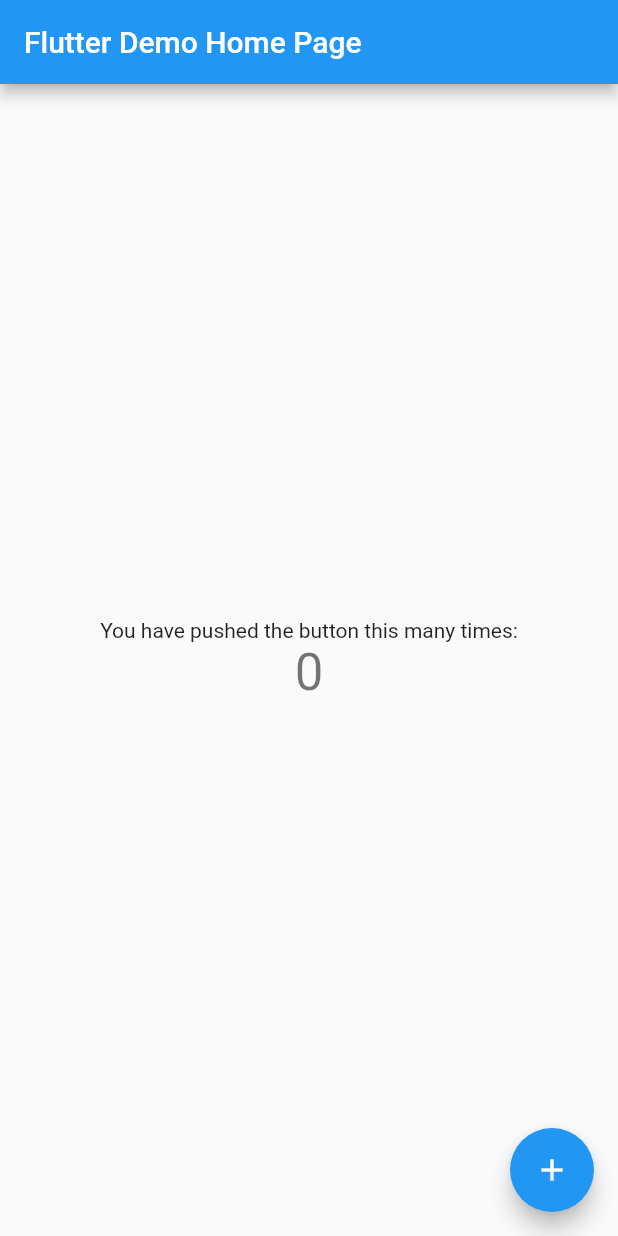
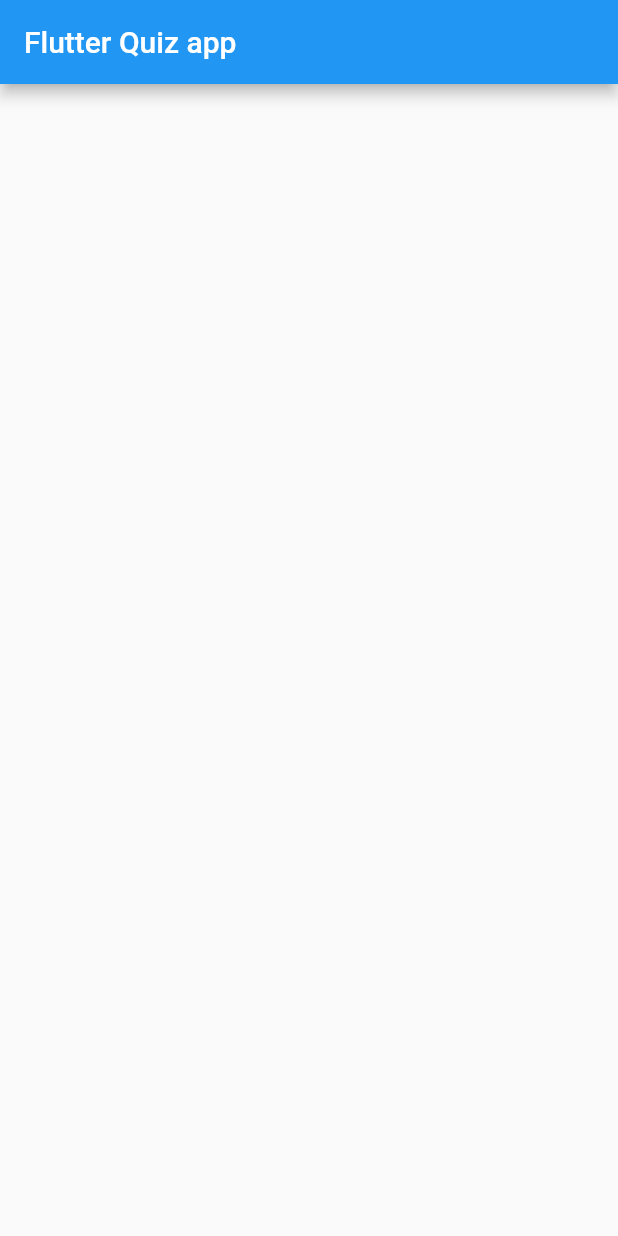
Before and after one commit to lyabs243/flutter-quizz, a Flutter app: the screen it shows after launch, on a phone screen of 412 x 824 dp. Run offline on Flutter 3.47's test engine with Material 2 defaults, Android fonts, the phone set to English and light mode, and no system bars.

Commit message:
remove all unessessary things on home page

```diff
--- a/lib/main.dart
+++ b/lib/main.dart
@@ -3,39 +3,20 @@ import 'package:flutter/material.dart';
 void main() => runApp(MyApp());
 
 class MyApp extends StatelessWidget {
-  // This widget is the root of your application.
   @override
   Widget build(BuildContext context) {
     return MaterialApp(
       title: 'Flutter Demo',
       theme: ThemeData(
-        // This is the theme of your application.
-        //
-        // Try running your application with "flutter run". You'll see the
-        // application has a blue toolbar. Then, without quitting the app, try
-        // changing the primarySwatch below to Colors.green and then invoke
-        // "hot reload" (press "r" in the console where you ran "flutter run",
-        // or simply save your changes to "hot reload" in a Flutter IDE).
-        // Notice that the counter didn't reset back to zero; the application
-        // is not restarted.
         primarySwatch: Colors.blue,
       ),
-      home: MyHomePage(title: 'Flutter Demo Home Page'),
+      home: MyHomePage(title: 'Flutter Quiz app'),
     );
   }
 }
 
 class MyHomePage extends StatefulWidget {
   MyHomePage({Key key, this.title}) : super(key: key);
-
-  // This widget is the home page of your application. It is stateful, meaning
-  // that it has a State object (defined below) that contains fields that affect
-  // how it looks.
-
-  // This class is the configuration for the state. It holds the values (in this
-  // case the title) provided by the parent (in this case the App widget) and
-  // used by the build method of the State. Fields in a Widget subclass are
-  // always marked "final".
 
   final String title;
 
@@ -44,68 +25,16 @@ class MyHomePage extends StatefulWidget {
 }
 
 class _MyHomePageState extends State<MyHomePage> {
-  int _counter = 0;
-
-  void _incrementCounter() {
-    setState(() {
-      // This call to setState tells the Flutter framework that something has
-      // changed in this State, which causes it to rerun the build method below
-      // so that the display can reflect the updated values. If we changed
-      // _counter without calling setState(), then the build method would not be
-      // called again, and so nothing would appear to happen.
-      _counter++;
-    });
-  }
 
   @override
   Widget build(BuildContext context) {
-    // This method is rerun every time setState is called, for instance as done
-    // by the _incrementCounter method above.
-    //
-    // The Flutter framework has been optimized to make rerunning build methods
-    // fast, so that you can just rebuild anything that needs updating rather
-    // than having to individually change instances of widgets.
     return Scaffold(
       appBar: AppBar(
-        // Here we take the value from the MyHomePage object that was created by
-        // the App.build method, and use it to set our appbar title.
         title: Text(widget.title),
       ),
       body: Center(
-        // Center is a layout widget. It takes a single child and positions it
-        // in the middle of the parent.
-        child: Column(
-          // Column is also layout widget. It takes a list of children and
-          // arranges them vertically. By default, it sizes itself to fit its
-          // children horizontally, and tries to be as tall as its parent.
-          //
-          // Invoke "debug painting" (press "p" in the console, choose the
-          // "Toggle Debug Paint" action from the Flutter Inspector in Android
-          // Studio, or the "Toggle Debug Paint" command in Visual Studio Code)
-          // to see the wireframe for each widget.
-          //
-          // Column has various properties to control how it sizes itself and
-          // how it positions its children. Here we use mainAxisAlignment to
-          // center the children vertically; the main axis here is the vertical
-          // axis because Columns are vertical (the cross axis would be
-          // horizontal).
-          mainAxisAlignment: MainAxisAlignment.center,
-          children: <Widget>[
-            Text(
-              'You have pushed the button this many times:',
-            ),
-            Text(
-              '$_counter',
-              style: Theme.of(context).textTheme.display1,
-            ),
-          ],
-        ),
+
       ),
-      floatingActionButton: FloatingActionButton(
-        onPressed: _incrementCounter,
-        tooltip: 'Increment',
-        child: Icon(Icons.add),
-      ), // This trailing comma makes auto-formatting nicer for build methods.
     );
   }
 }
```
